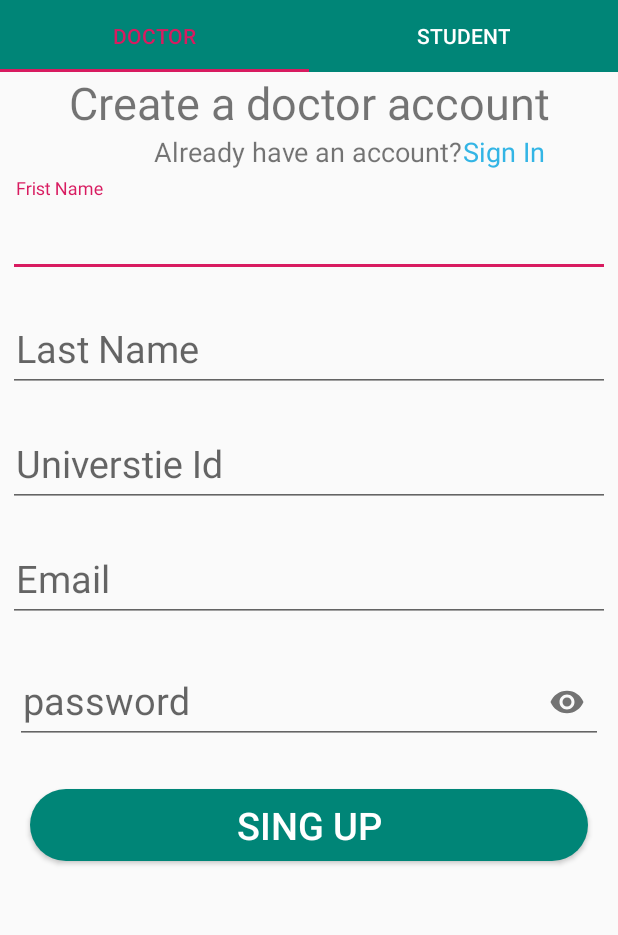
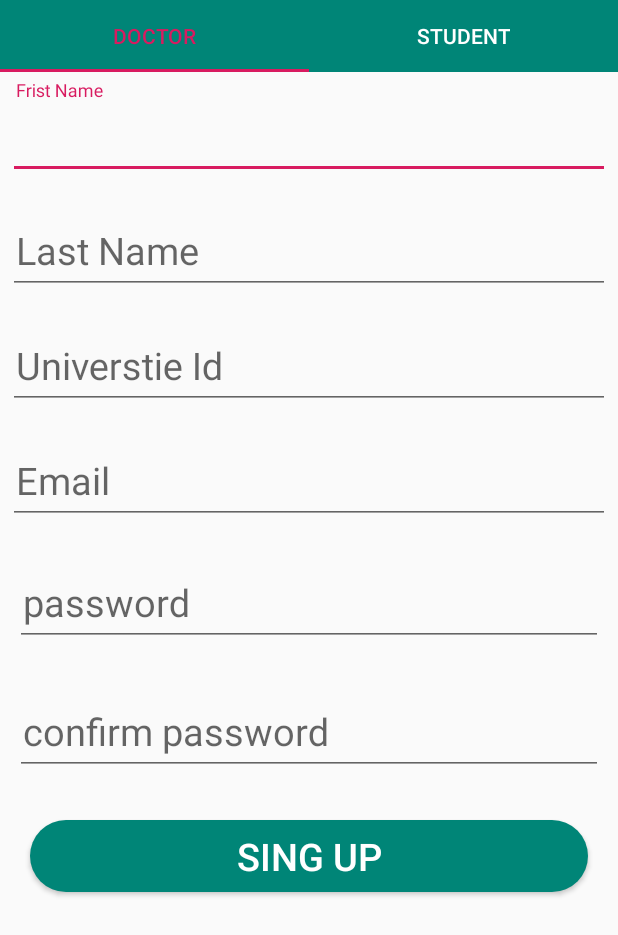
Before and after one commit to elmorshdi/attendanceSystem, an Android app: the doctorFragment screen opened directly, with no data from a screen before it, on a phone screen of 412 x 824 dp. Shown: the top 935 px of the screen. Run offline under Robolectric (Android 15) with nearby library versions, the phone set to English and light mode, and no system bars; our stand-ins replace Firebase (no records; nobody signed in at launch, a user with empty details on screens opened directly).

Commit message:
commit doctor sign up

```diff
--- a/app/src/main/AndroidManifest.xml
+++ b/app/src/main/AndroidManifest.xml
@@ -13,6 +13,7 @@
         android:supportsRtl="true"
         android:theme="@style/AppTheme"
         tools:ignore="GoogleAppIndexingWarning">
+        <activity android:name=".student_home_Activity"></activity>
         <activity
             android:name=".scanActivity"
             android:screenOrientation="portrait" />
--- a/app/src/main/java/com/attendance/system/doctorFragment.java
+++ b/app/src/main/java/com/attendance/system/doctorFragment.java
@@ -4,17 +4,37 @@ package com.attendance.system;
 import android.content.Intent;
 import android.os.Bundle;
 
+import androidx.annotation.NonNull;
 import androidx.fragment.app.Fragment;
 
+import android.util.Log;
 import android.view.LayoutInflater;
 import android.view.View;
 import android.view.ViewGroup;
+import android.widget.Button;
+import android.widget.EditText;
+import android.widget.Toast;
+
+import com.google.android.gms.tasks.OnCompleteListener;
+import com.google.android.gms.tasks.Task;
+import com.google.firebase.auth.AuthResult;
+import com.google.firebase.auth.FirebaseAuth;
+import com.google.firebase.database.DatabaseReference;
+import com.google.firebase.database.FirebaseDatabase;
+
+import java.util.Objects;
 
 
 /**
  * A simple {@link Fragment} subclass.
  */
 public class doctorFragment extends Fragment {
+
+    private Button Button;
+    private EditText dr_email, dr_password, dr_confirm_password,dr_fname,dr_id,dr_lname;
+    private String dr_emailtext, dr_passwordtext, dr_confirm_passwordtext ,dr_idtxt,dr_fnametxt,dr_lnametxt;
+    private FirebaseAuth mAuth;
+    private DatabaseReference mDatabase;
 
 
     public doctorFragment() {
@@ -29,9 +49,86 @@ public class doctorFragment extends Fragment {
 
 
 
-        // Inflate the layout for this fragment
-        return inflater.inflate(R.layout.fragment_doctor, container, false);
+        View view = inflater.inflate(R.layout.fragment_doctor, container, false);
+        mDatabase = FirebaseDatabase.getInstance().getReference();
+        mAuth = FirebaseAuth.getInstance();
+        Button=view.findViewById(R.id.dr_singup);
+        dr_email = view.findViewById(R.id.dr_email);
+        dr_password = view.findViewById(R.id.dr_password);
+        dr_confirm_password = view.findViewById(R.id.dr_confirm_password);
+        dr_id=view.findViewById(R.id.dr_id);
+        dr_fname=view.findViewById(R.id.dr_fname);
+        dr_lname=view.findViewById(R.id.dr_lname);
+
+        Button.setOnClickListener(new View.OnClickListener() {
+            @Override
+            public void onClick(View view) {
+                dr_fnametxt=dr_fname.getText().toString()+" "+dr_lname.getText().toString() ;
+                dr_lnametxt=dr_lname.getText().toString();
+                dr_idtxt=dr_id.getText().toString();
+                dr_emailtext = dr_email.getText().toString();
+                dr_passwordtext = dr_password.getText().toString();
+                dr_confirm_passwordtext = dr_confirm_password.getText().toString();
+
+                if (dr_fnametxt.isEmpty() || dr_fnametxt.equals(" ")) {
+                    dr_fname.setError("enter your name");
+                }
+                else if (dr_lnametxt.isEmpty() || dr_lnametxt.equals(" ")) {
+                    dr_lname.setError("enter your name");
+                }
+                else if (dr_idtxt.isEmpty() || dr_idtxt.equals(" ")) {
+                    dr_id.setError("enter id");
+                }
+
+                else if (dr_emailtext.isEmpty() || dr_emailtext.equals(" ")) {
+                    dr_email.setError("enter email");
+                }
+                else if (dr_passwordtext.isEmpty() || dr_passwordtext.equals(" ")) {
+                    dr_password.setError("enter passward");
+                }
+                else if (dr_passwordtext.length() < 8) {
+                    dr_password.setError("lengh mast be 8 or greater");
+
+                }
+
+                else if (dr_confirm_passwordtext.isEmpty() || dr_confirm_passwordtext.equals(" ") || !dr_confirm_passwordtext.equals(dr_passwordtext)) {
+                    dr_confirm_password.setError("password not match");
+                }
+                else {
+
+                    doctor doctor=new doctor(dr_fnametxt,dr_idtxt,dr_emailtext,dr_passwordtext);
+                    mDatabase.child("doctor").child(doctor.getId()).setValue(doctor);
+
+                    mAuth.createUserWithEmailAndPassword(dr_emailtext, dr_passwordtext)
+                            .addOnCompleteListener(Objects.requireNonNull(getActivity()), new OnCompleteListener<AuthResult>() {
+                                @Override
+                                public void onComplete(@NonNull Task<AuthResult> task) {
+                                    String tag="";
+                                    if (task.isSuccessful()) {
+                                        // Sign in success, update UI with the signed-in user's information
+                                        Log.d(tag, "createUserWithEmail:success");
+                                        Intent intent = new Intent(getActivity(), HomeActivity.class);
+                                        startActivity(intent);
+                                        getActivity().finish();
+                                    } else {
+                                        // If sign in fails, display a message to the user.
+                                        Log.w(tag, "createUserWithEmail:failure", task.getException());
+                                        Toast.makeText(getActivity(), "Authentication failed.", Toast.LENGTH_SHORT).show();
+
+                                    }
+
+                                }
+                            });
+
+                }
+            }
+        });
+
+        return view;
     }
+
+
+
     public void go_signin(View view) {
         Intent intent = new Intent(getActivity(), MainActivity.class);
         startActivity(intent);
--- a/app/src/main/java/com/attendance/system/studentFragment.java
+++ b/app/src/main/java/com/attendance/system/studentFragment.java
@@ -103,7 +103,7 @@ public class studentFragment extends Fragment {
                                     if (task.isSuccessful()) {
                                         // Sign in success, update UI with the signed-in user's information
                                         Log.d(tag, "createUserWithEmail:success");
-                                        Intent intent = new Intent(getActivity(), HomeActivity.class);
+                                        Intent intent = new Intent(getActivity(), student_home_Activity.class);
                                         startActivity(intent);
                                         getActivity().finish();
                                     } else {
--- a/app/src/main/res/layout/fragment_doctor.xml
+++ b/app/src/main/res/layout/fragment_doctor.xml
@@ -7,38 +7,10 @@
     android:orientation="vertical"
     tools:context=".doctorFragment">
 
-    <TextView
-        android:layout_width="match_parent"
-        android:layout_height="wrap_content"
-        android:text="Create a doctor account"
-        android:textSize="30sp"
-        android:gravity="center_horizontal"/>
-    <RelativeLayout
-        android:layout_width="match_parent"
-        android:layout_height="wrap_content">
-        <TextView
-            android:id="@+id/text1"
-            android:layout_width="wrap_content"
-            android:layout_height="wrap_content"
-            android:text="Already have an account?"
-            android:textSize="18sp"
-            android:layout_centerInParent="true"/>
-        <TextView
-            android:layout_width="wrap_content"
-            android:layout_height="wrap_content"
-            android:text="Sign In"
-            android:clickable="true"
-            android:onClick="go_signin"
-            android:textColor="@android:color/holo_blue_light"
-            android:layout_toEndOf="@id/text1"
-            android:textSize="18sp"
-            android:focusable="true" />
-    </RelativeLayout>
-
 
 
     <com.google.android.material.textfield.TextInputLayout
-        android:id="@+id/fname_text_input_layout"
+        android:id="@+id/dr_fname_text_input_layout"
         android:layout_width="match_parent"
         android:layout_margin="5dp"
         android:layout_height="wrap_content">
@@ -46,7 +18,7 @@
         <EditText
             android:layout_centerHorizontal="true"
             android:layout_centerVertical="true"
-            android:id="@+id/fname"
+            android:id="@+id/dr_fname"
             android:layout_width="fill_parent"
             android:layout_height="wrap_content"
             android:hint="Frist Name"
@@ -57,7 +29,7 @@
     </com.google.android.material.textfield.TextInputLayout>
 
     <com.google.android.material.textfield.TextInputLayout
-        android:id="@+id/lname_text_input_layout"
+        android:id="@+id/dr_lname_text_input_layout"
         android:layout_width="match_parent"
         android:layout_margin="5dp"
         android:layout_height="wrap_content">
@@ -65,7 +37,7 @@
         <EditText
             android:layout_centerHorizontal="true"
             android:layout_centerVertical="true"
-            android:id="@+id/lname"
+            android:id="@+id/dr_lname"
             android:layout_width="fill_parent"
             android:layout_height="wrap_content"
             android:hint="Last Name"
@@ -77,7 +49,7 @@
 
 
     <com.google.android.material.textfield.TextInputLayout
-        android:id="@+id/id_text_input_layout"
+        android:id="@+id/dr_id_text_input_layout"
         android:layout_width="match_parent"
         android:layout_margin="5dp"
         android:layout_height="wrap_content">
@@ -85,7 +57,7 @@
         <EditText
             android:layout_centerHorizontal="true"
             android:layout_centerVertical="true"
-            android:id="@+id/id"
+            android:id="@+id/dr_id"
             android:layout_width="fill_parent"
             android:layout_height="wrap_content"
             android:hint="Universtie Id"
@@ -98,7 +70,7 @@
 
 
     <com.google.android.material.textfield.TextInputLayout
-        android:id="@+id/username_text_input_layout"
+        android:id="@+id/dr_username_text_input_layout"
         android:layout_width="match_parent"
         android:layout_margin="5dp"
         android:layout_height="wrap_content">
@@ -106,7 +78,7 @@
         <EditText
             android:layout_centerHorizontal="true"
             android:layout_centerVertical="true"
-            android:id="@+id/email"
+            android:id="@+id/dr_email"
             android:layout_width="fill_parent"
             android:layout_height="wrap_content"
             android:hint="Email"
@@ -117,17 +89,33 @@
     </com.google.android.material.textfield.TextInputLayout>
 
     <com.google.android.material.textfield.TextInputLayout
-        android:id="@+id/password_text_input_layout"
-        app:passwordToggleEnabled="true"
+        android:id="@+id/dr_password_text_input_layout"
         android:layout_margin="10dp"
         android:layout_width="match_parent"
         android:layout_height="wrap_content">
 
         <EditText
-            android:id="@+id/password"
+            android:id="@+id/dr_password"
             android:layout_width="fill_parent"
             android:layout_height="wrap_content"
             android:hint="password"
+            android:paddingStart="5dp"
+            android:paddingEnd="5dp"
+            android:importantForAutofill="no"
+            android:inputType="textPassword"
+            android:textSize="25sp" />
+    </com.google.android.material.textfield.TextInputLayout>
+    <com.google.android.material.textfield.TextInputLayout
+        android:id="@+id/dr_confirm_password_text_input_layout"
+        android:layout_margin="10dp"
+        android:layout_width="match_parent"
+        android:layout_height="wrap_content">
+
+        <EditText
+            android:id="@+id/dr_confirm_password"
+            android:layout_width="fill_parent"
+            android:layout_height="wrap_content"
+            android:hint="confirm password"
             android:paddingStart="5dp"
             android:paddingEnd="5dp"
             android:importantForAutofill="no"
@@ -139,11 +127,11 @@
         android:layout_width="match_parent"
         android:layout_height="wrap_content"
         android:layout_margin="20dp"
+        android:id="@+id/dr_singup"
         android:textColor="@android:color/white"
         android:background="@drawable/bu2"
         android:gravity="center"
         android:text="Sing Up"
         android:textSize="25sp" />
 
-
 </LinearLayout>
--- a/app/src/main/res/layout/fragment_student.xml
+++ b/app/src/main/res/layout/fragment_student.xml
@@ -119,5 +119,4 @@
         android:text="Sing Up"
         android:textSize="25sp" />
 
-
 </LinearLayout>
```
Also changed, not shown: app/src/main/java/com/attendance/system/MainActivity.java (+4 -13 lines), app/src/main/java/com/attendance/system/doctor.java (+1 -6 lines), app/src/main/java/com/attendance/system/student_home_Activity.java (added, +14 -0 lines), app/src/main/res/layout/activity_student_home_.xml (added, +9 -0 lines).
